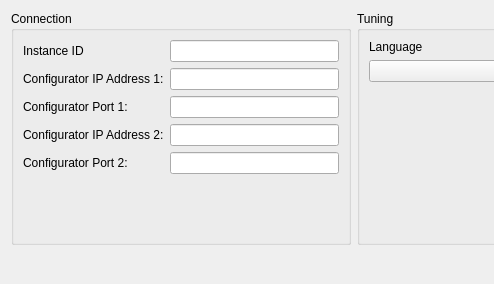
Above: TuningClient/DialogSettings.ui from whiteman-kr/u7set before the change; both pictures show x 0 to 494 and y 0 to 284 of the 707 by 284 pixel window. Below: the same form after it.
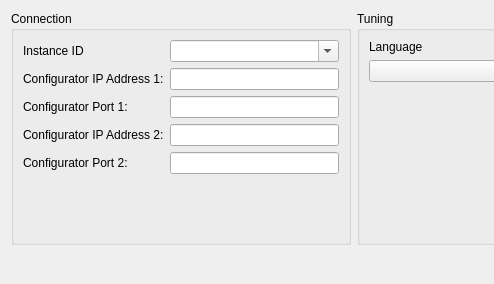
That is the form after the change.

```diff
--- a/TuningClient/DialogSettings.ui
+++ b/TuningClient/DialogSettings.ui
@@ -51,9 +51,6 @@
             </property>
            </widget>
           </item>
-          <item row="0" column="1">
-           <widget class="QLineEdit" name="m_instanceID"/>
-          </item>
           <item row="3" column="1">
            <widget class="QLineEdit" name="m_IP2"/>
           </item>
@@ -87,6 +84,13 @@
             </property>
            </spacer>
           </item>
+          <item row="0" column="1">
+           <widget class="QComboBox" name="m_instanceCombo">
+            <property name="editable">
+             <bool>true</bool>
+            </property>
+           </widget>
+          </item>
          </layout>
         </item>
        </layout>
```
Left out of the diff: 16 changed lines with no effect on the pictures.
